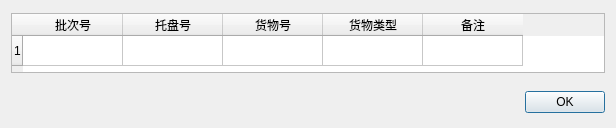
kangwenyun/batch_acquisition_system_qt_before, file saveproduct.ui: the form before one commit.
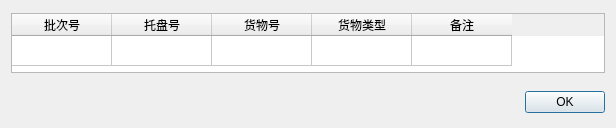
The form after the commit.

The edit to the form file:
```diff
--- a/saveproduct.ui
+++ b/saveproduct.ui
@@ -58,6 +58,9 @@
        <height>60</height>
       </size>
      </property>
+     <attribute name="verticalHeaderVisible">
+      <bool>false</bool>
+     </attribute>
      <row>
       <property name="text">
        <string>1</string>
```
